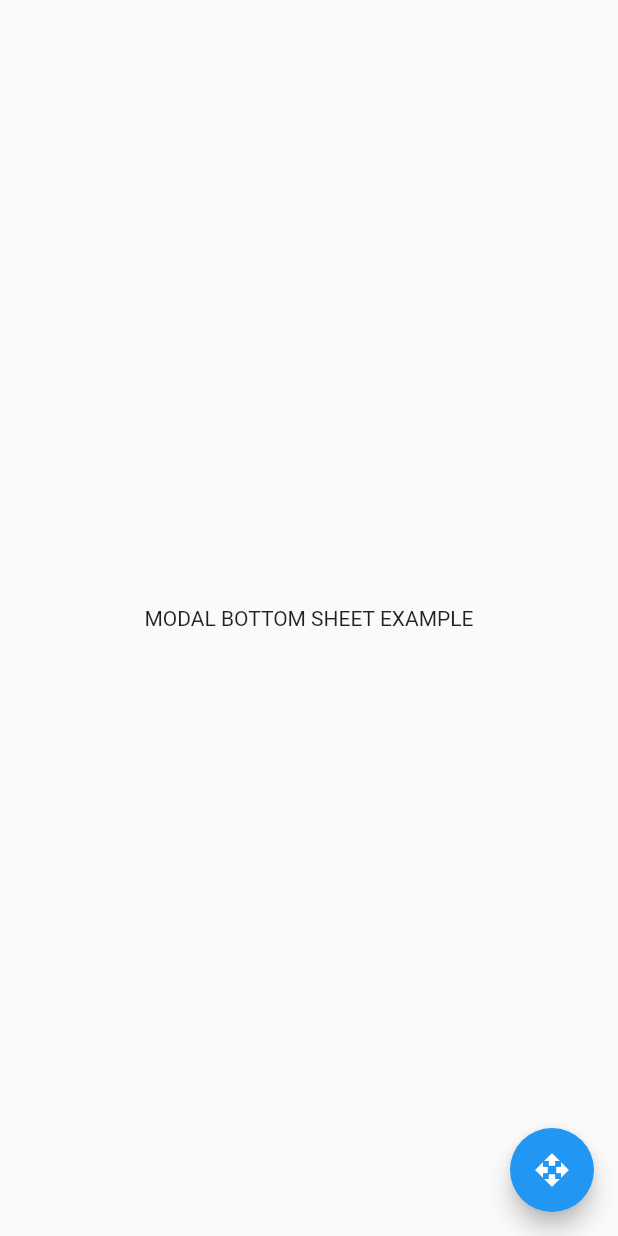
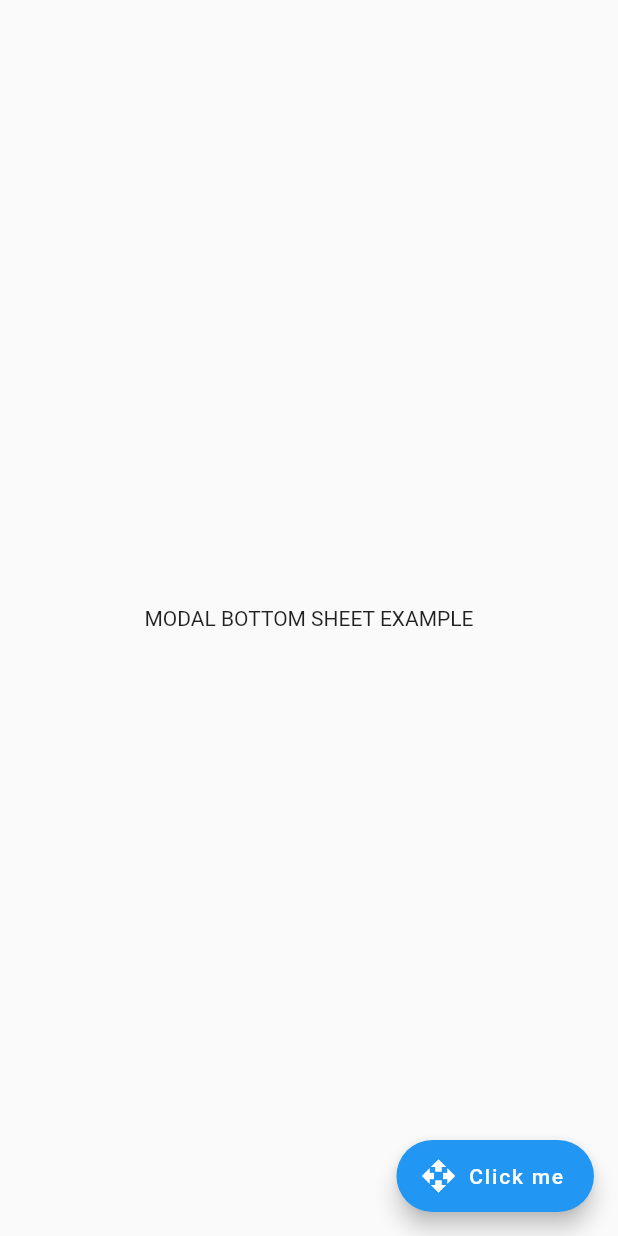
Before and after one commit to viveky259259/flutter_for_people, a Flutter app: the screen it shows after launch, on a phone screen of 412 x 824 dp. Run offline on Flutter 3.47's test engine with Material 2 defaults, Android fonts, the phone set to English and light mode, and no system bars.

Commit message:
added click me in floating button

```diff
--- a/lib/modal_bottom_sheet.dart
+++ b/lib/modal_bottom_sheet.dart
@@ -14,7 +14,8 @@ class _ModalBottomSheetExampleState extends State<ModalBottomSheetExample> {
         alignment: Alignment.center,
         child: Text("MODAL BOTTOM SHEET EXAMPLE"),
       ),
-      floatingActionButton: FloatingActionButton(
+      floatingActionButton: FloatingActionButton.extended(
+        label: Text("Click me"),
         onPressed: () {
           showModalBottomSheet(
               context: context,
@@ -47,7 +48,7 @@ class _ModalBottomSheetExampleState extends State<ModalBottomSheetExample> {
                 );
               });
         },
-        child: Icon(Icons.open_with),
+        icon: Icon(Icons.open_with),
       ),
     );
   }
```
